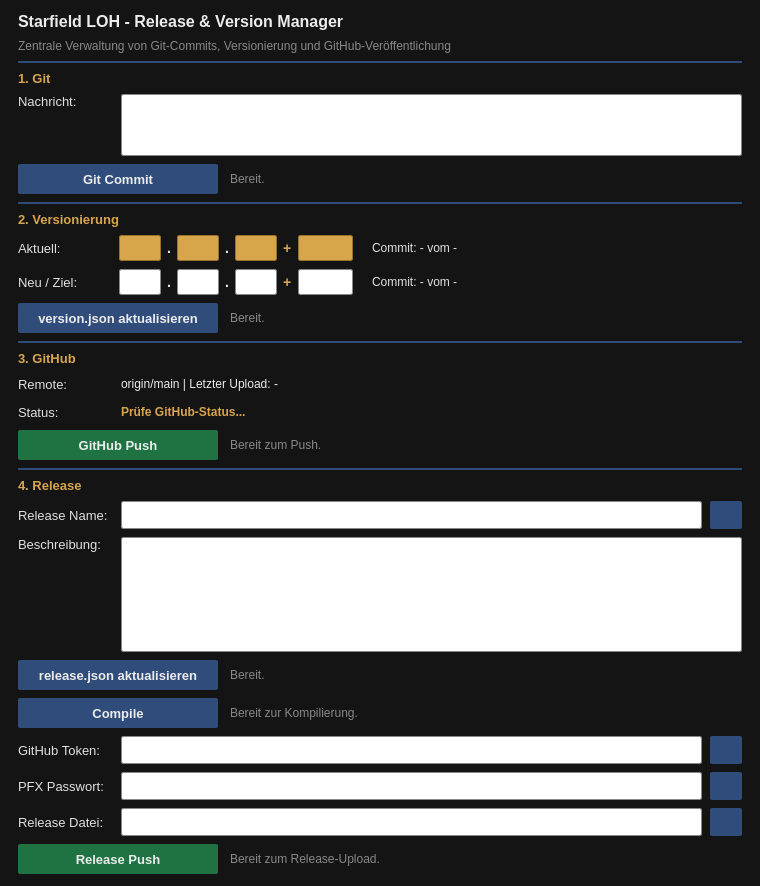
First picture: the form in Release/Build_Release.ui, repository Looking4Git/Starfield_LOH, before the edit.
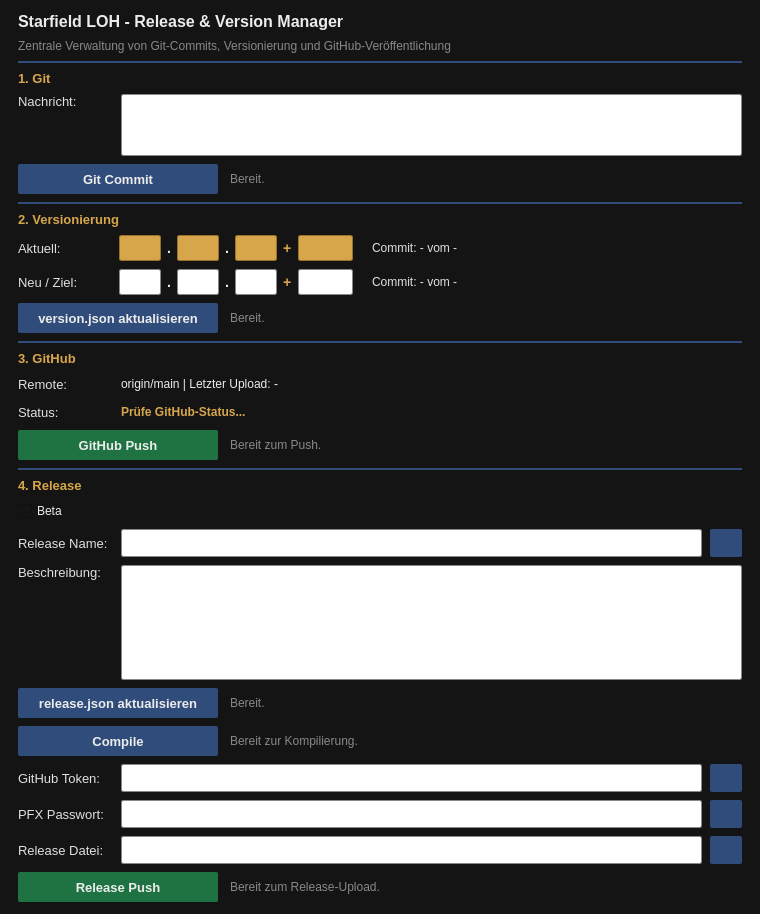
Second picture: the form after the edit.

Commit message: PreRelease Schalter für GitHub

Diff of the .ui file:
```diff
--- a/Release/Build_Release.ui
+++ b/Release/Build_Release.ui
@@ -868,6 +868,38 @@
     </widget>
    </item>
 
+   <!-- Beta Checkbox (Pre-Release) -->
+   <item>
+    <layout class="QHBoxLayout" name="row_rel_beta">
+     <property name="spacing">
+      <number>8</number>
+     </property>
+     <item>
+      <widget class="QCheckBox" name="chk_beta">
+       <property name="cursor">
+        <cursorShape>PointingHandCursor</cursorShape>
+       </property>
+       <property name="text">
+        <string>Beta</string>
+       </property>
+      </widget>
+     </item>
+     <item>
+      <spacer name="spacer_rel_beta">
+       <property name="orientation">
+        <enum>Qt::Orientation::Horizontal</enum>
+       </property>
+       <property name="sizeHint" stdset="0">
+        <size>
+         <width>40</width>
+         <height>20</height>
+        </size>
+       </property>
+      </spacer>
+     </item>
+    </layout>
+   </item>
+
    <!-- Release Name / Kurzbezeichnung -->
    <item>
     <layout class="QHBoxLayout" name="row_rel_name">
```
The commit also changes 6 other files.
